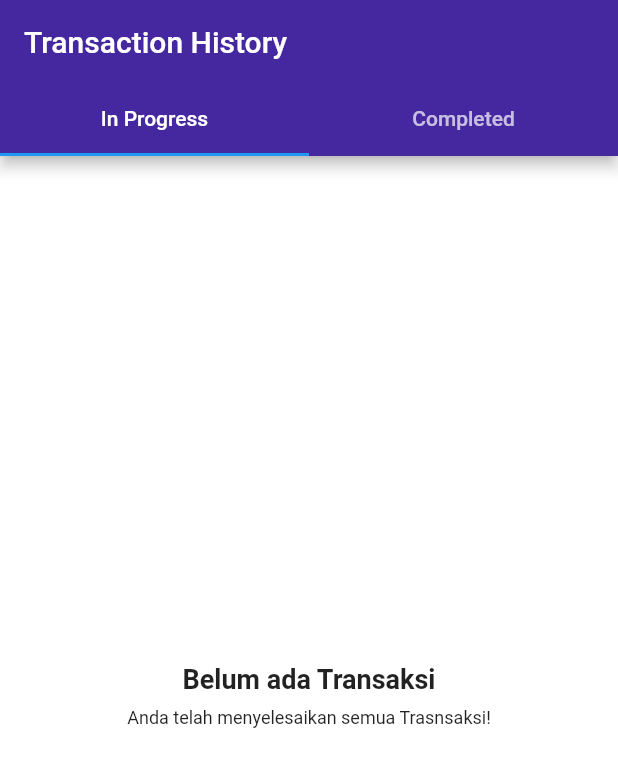
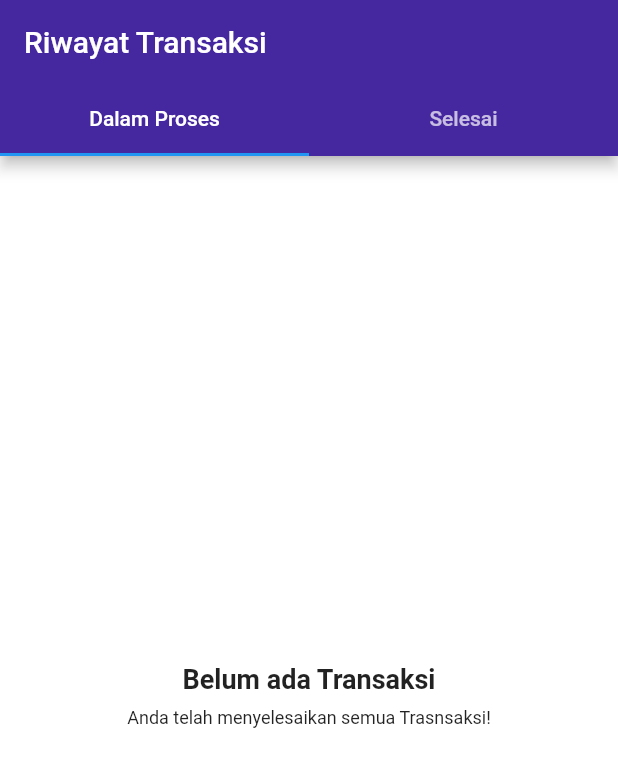
Before and after one commit to rzalAbu24/aplikasi_dompet_digital, a Flutter app: the History screen opened directly, on a phone screen of 412 x 824 dp. Shown: the top 767 px of the screen. Run offline on Flutter 3.47's test engine with Material 2 defaults, Android fonts, the phone set to English and light mode, and no system bars; missing offline and left inert: qr_code_scanner.

Commit message:
Edit history View

```diff
--- a/lib/screens/history.dart
+++ b/lib/screens/history.dart
@@ -5,31 +5,29 @@ import 'package:flutter/material.dart';
 class History extends StatelessWidget {
   @override
   Widget build(BuildContext context) {
-    return DefaultTabController(length: 2,
+    return DefaultTabController(
+      length: 2,
       child: Scaffold(
-      appBar: AppBar( backgroundColor: Color(0xFF4527A0),
+        appBar: AppBar(
+          backgroundColor: Colors.deepPurple[800],
           automaticallyImplyLeading: false,
           bottom: const TabBar(
             tabs: [
               Tab(
-              text: "In Progress",
+                text: "Dalam Proses",
               ),
               Tab(
-              text: "Completed",
+                text: "Selesai",
               ),
             ],
           ),
-    title: const Text(
-      'Transaction History'
+          title: const Text('Riwayat Transaksi'),
         ),
-    ),
-    body: TabBarView(
-      children: [
+        body: TabBarView(children: [
           TransactionInProgres(),
           TransactionCompleted(),
         ]),
       ),
     );
-
   }
 }
```
Lines whose indentation alone changed are shown as unchanged.
